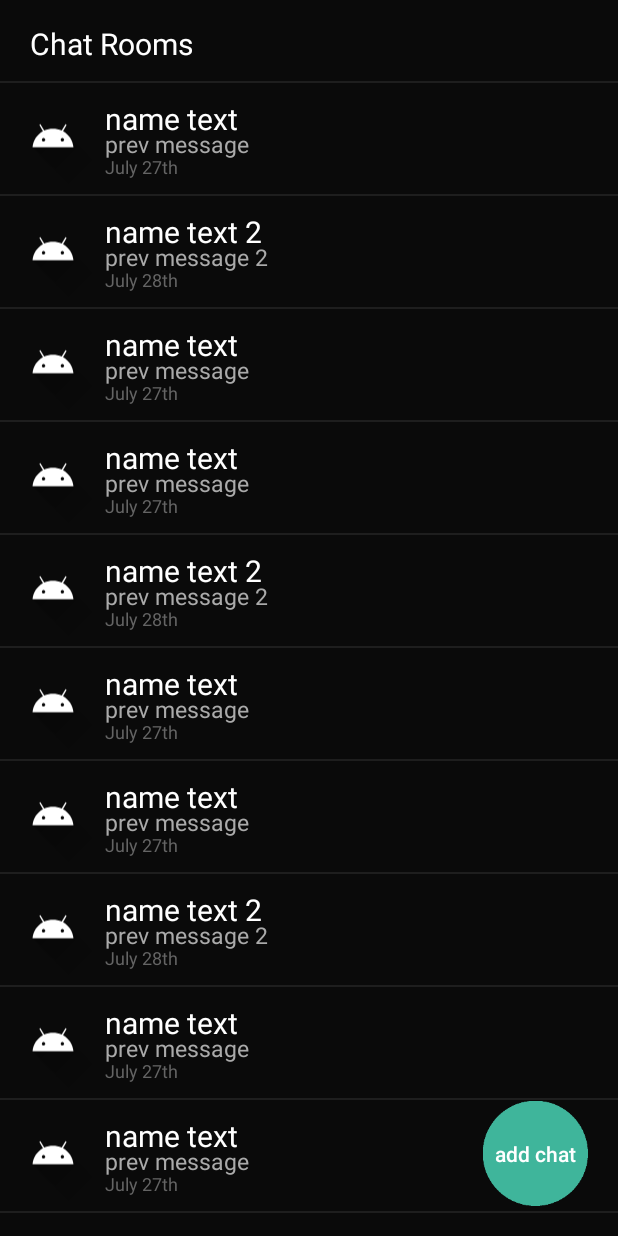
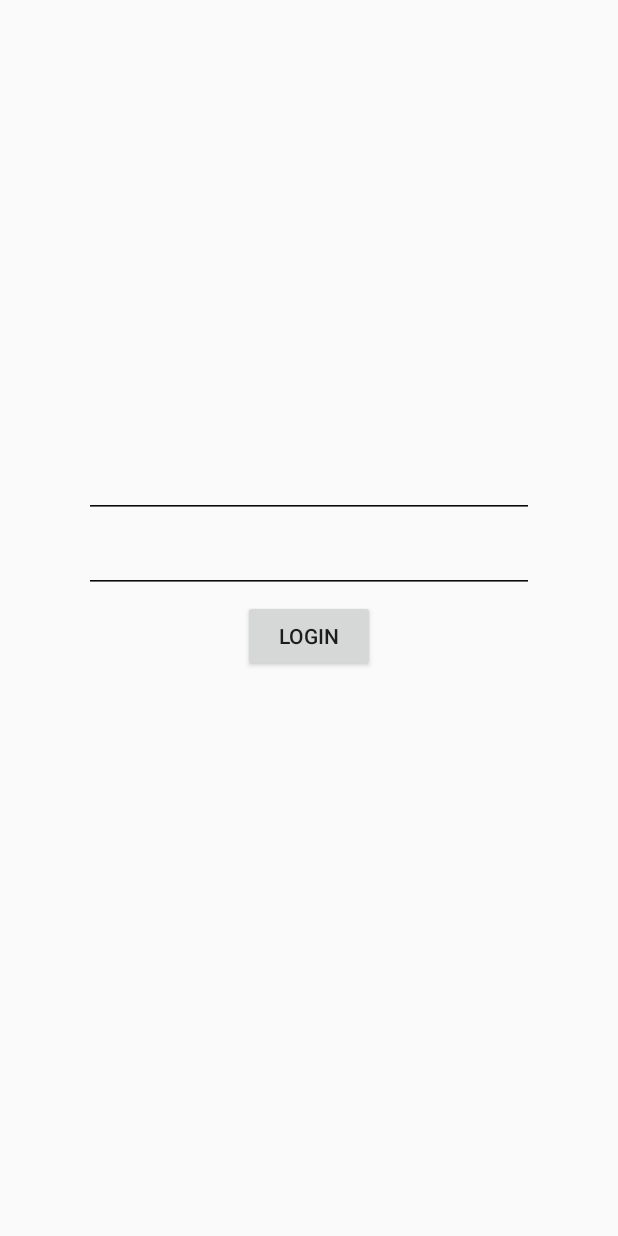
Before and after one commit to stephen99scott/android-dm, an Android app: the screen it shows after launch (MainActivity before the commit, LoginActivity after it), on a phone screen of 412 x 824 dp. Run offline under Robolectric (Android 15) with nearby library versions, the phone set to English and light mode, and no system bars.

Commit message:
added dummy login activity and added a style and colour for it

```diff
--- a/app/build.gradle
+++ b/app/build.gradle
@@ -27,6 +27,8 @@ dependencies {
     implementation 'androidx.appcompat:appcompat:1.1.0'
     implementation 'androidx.constraintlayout:constraintlayout:1.1.3'
     implementation 'com.google.android.material:material:1.0.0'
+    implementation 'androidx.annotation:annotation:1.1.0'
+    implementation 'androidx.lifecycle:lifecycle-extensions:2.1.0'
     testImplementation 'junit:junit:4.12'
     androidTestImplementation 'androidx.test.ext:junit:1.1.1'
     androidTestImplementation 'androidx.test.espresso:espresso-core:3.2.0'
--- /dev/null
+++ b/app/src/main/java/com/example/directmessaging/LoginActivity.java
@@ -0,0 +1,101 @@
+package com.example.directmessaging;
+
+import androidx.appcompat.app.AppCompatActivity;
+
+import android.content.Context;
+import android.content.Intent;
+import android.os.Bundle;
+import android.renderscript.ScriptGroup;
+import android.view.KeyEvent;
+import android.view.View;
+import android.view.inputmethod.EditorInfo;
+import android.view.inputmethod.InputMethodManager;
+import android.widget.Button;
+import android.widget.EditText;
+import android.widget.TextView;
+import android.widget.Toast;
+
+public class LoginActivity extends AppCompatActivity {
+
+    @Override
+    protected void onCreate(Bundle savedInstanceState) {
+        super.onCreate(savedInstanceState);
+        setContentView(R.layout.activity_login);
+
+        EditText usr_box = (EditText) findViewById(R.id.username);
+        EditText ps_box = (EditText) findViewById(R.id.password);
+
+        // we don't want the edit texts to be the focus when the app starts
+        usr_box.clearFocus();
+        ps_box.clearFocus();
+
+        Button login_button = (Button) findViewById(R.id.login_button);
+        login_button.setOnClickListener(new View.OnClickListener() {
+            @Override
+            public void onClick(View v) {
+                checkLogin();
+            }
+        });
+
+        // the password box will listen for an action, ie, hitting enter on the keyboard
+        ps_box.setOnEditorActionListener(editorListener);
+
+    }
+
+    private TextView.OnEditorActionListener editorListener = new TextView.OnEditorActionListener() {
+        @Override
+        public boolean onEditorAction(TextView v, int actionId, KeyEvent keyEvent) {
+            EditText ps_box = (EditText) findViewById(R.id.password);
+            if (actionId == EditorInfo.IME_ACTION_SEND) {
+                    closeKeyboard();
+                    ps_box.clearFocus();
+            }
+            return false;
+        }
+    };
+
+    private void closeKeyboard() {
+        View view = this.getCurrentFocus();
+        if (view != null) {
+            InputMethodManager imm = (InputMethodManager) getSystemService(Context.INPUT_METHOD_SERVICE);
+            imm.hideSoftInputFromWindow(view.getWindowToken(), 0);
+        }
+    }
+
+    private void checkLogin() {
+
+        boolean success = false;
+
+        EditText usr_box = (EditText)findViewById(R.id.username);
+        EditText ps_box = (EditText)findViewById(R.id.password);
+        usr_box.clearFocus();
+        ps_box.clearFocus();
+
+        String username = String.valueOf(usr_box.getText());
+        String password = String.valueOf(ps_box.getText());
+
+        System.out.println("username: " + username + " password: " + password);
+
+        success = true;
+        if (success) {
+            Intent intent = new Intent(this, MainActivity.class);
+            startActivity(intent);
+        } //else {
+            //invalidLogin();
+        //}
+    }
+
+    private void invalidLogin() {
+        /* TODO check for invalid login, if no username/password combo exists in database then
+            make a message pop up that tells them */
+        EditText usr_box = (EditText)findViewById(R.id.username);
+        EditText ps_box = (EditText)findViewById(R.id.password);
+
+        usr_box.getText().clear();
+        ps_box.getText().clear();
+
+        // move cursor back to username
+        usr_box.requestFocus();
+
+    }
+}
--- /dev/null
+++ b/app/src/main/res/layout/activity_login.xml
@@ -0,0 +1,56 @@
+<?xml version="1.0" encoding="utf-8"?>
+
+<RelativeLayout xmlns:android="http://schemas.android.com/apk/res/android"
+    xmlns:tools="http://schemas.android.com/tools"
+    android:layout_width="match_parent"
+    android:layout_height="match_parent"
+    tools:context=".LoginActivity"
+    android:theme="@style/BackgroundEditTheme"
+    android:focusableInTouchMode="true"
+    android:focusable="true">
+
+    <EditText
+        android:id="@+id/username"
+        android:layout_width="300dp"
+        android:layout_height="wrap_content"
+        android:layout_centerHorizontal="true"
+        android:layout_marginTop="300dp"
+        android:autofillHints="@string/username"
+        android:imeOptions="actionNext"
+        android:inputType="text"
+        android:singleLine="false"
+        android:textColor="#000000"
+        android:textColorHighlight="#DCDCDC"
+        android:textColorHint="#BF969696"
+        android:textColorLink="#DCDCDC"
+        android:textIsSelectable="false"
+        android:visibility="visible" />
+
+    <EditText
+        android:id="@+id/password"
+        android:layout_width="300dp"
+        android:layout_height="wrap_content"
+        android:layout_centerHorizontal="true"
+        android:layout_marginTop="350dp"
+        android:autofillHints="@string/password"
+        android:imeOptions="actionSend"
+        android:inputType="textPassword"
+        android:singleLine="false"
+        android:textColor="#000000"
+        android:textColorHighlight="#DCDCDC"
+        android:textColorHint="#BF969696"
+        android:textColorLink="#DCDCDC"
+        android:textIsSelectable="false"
+        android:visibility="visible" />
+
+    <Button
+        android:id="@+id/login_button"
+        android:layout_width="wrap_content"
+        android:layout_height="wrap_content"
+
+        android:layout_centerHorizontal="true"
+        android:layout_marginTop="400dp"
+        android:text="@string/login" />
+
+
+</RelativeLayout>
--- a/app/src/main/res/layout/chat_room.xml
+++ b/app/src/main/res/layout/chat_room.xml
@@ -25,7 +25,6 @@
         android:layout_below="@id/buttonBack"
         android:layout_marginTop="0dp"
         android:gravity="center_vertical"
-        android:hapticFeedbackEnabled="false"
         android:text="@string/group_chat"
         android:textAllCaps="false"
         android:textAppearance="@style/TextAppearance.AppCompat.Large"
@@ -51,7 +50,7 @@
         android:layout_alignParentBottom="true"
         android:layout_marginBottom="0dp"
         android:autofillHints="Send a message."
-        android:hapticFeedbackEnabled="true"
+        android:hapticFeedbackEnabled="false"
         android:hint="@string/send_a_message"
         android:imeOptions="actionNext"
         android:inputType="text"
--- a/app/src/main/res/values/colors.xml
+++ b/app/src/main/res/values/colors.xml
@@ -5,4 +5,5 @@
     <color name="colorAccent">#03DAC5</color>
     <!-- my custom dark colour used for the ui stuff (the cards, the background etc) -->
     <color name="uiBlack">#0A0A0A</color>
+    <color name="white">#FFFFFF</color>
 </resources>
--- a/app/src/main/res/values/strings.xml
+++ b/app/src/main/res/values/strings.xml
@@ -10,4 +10,16 @@
     <string name="last_date">last date</string>
     <string name="stock_image_for_the_chat_room_icon">stock image for the chat room icon</string>
     <string name="chat_rooms">Chat Rooms</string>
+    <string name="title_activity_login">LoginActivity</string>
+    <string name="prompt_email">Email</string>
+    <string name="prompt_password">Password</string>
+    <string name="action_sign_in">Sign in or register</string>
+    <string name="action_sign_in_short">Sign in</string>
+    <string name="welcome">"Welcome !"</string>
+    <string name="invalid_username">Not a valid username</string>
+    <string name="invalid_password">Password must be >5 characters</string>
+    <string name="login_failed">"Login failed"</string>
+    <string name="username">Username</string>
+    <string name="password">Password</string>
+    <string name="login">Login</string>
 </resources>
--- a/app/src/main/res/values/styles.xml
+++ b/app/src/main/res/values/styles.xml
@@ -8,5 +8,13 @@
         <item name="colorPrimaryDark">@color/colorPrimaryDark</item>
         <item name="colorAccent">@color/colorAccent</item>
     </style>
+    <!-- this needs to be here because in order to remove focus on username and password fields,
+    the background needs to be on focus, which changes the colour of the background, so we create
+    this style for the background to stop the colour from changing when it is in focus -->
+    <style name="BackgroundEditTheme" parent="Theme.AppCompat.Light.NoActionBar">
+        <item name="colorControlNormal">@color/uiBlack</item>
+        <item name="colorControlActivated">@color/uiBlack</item>
+        <item name="colorControlHighlight">@color/white</item>
+    </style>
 
 </resources>
```
Also changed, not shown: app/src/main/AndroidManifest.xml (+18 -5 lines).
